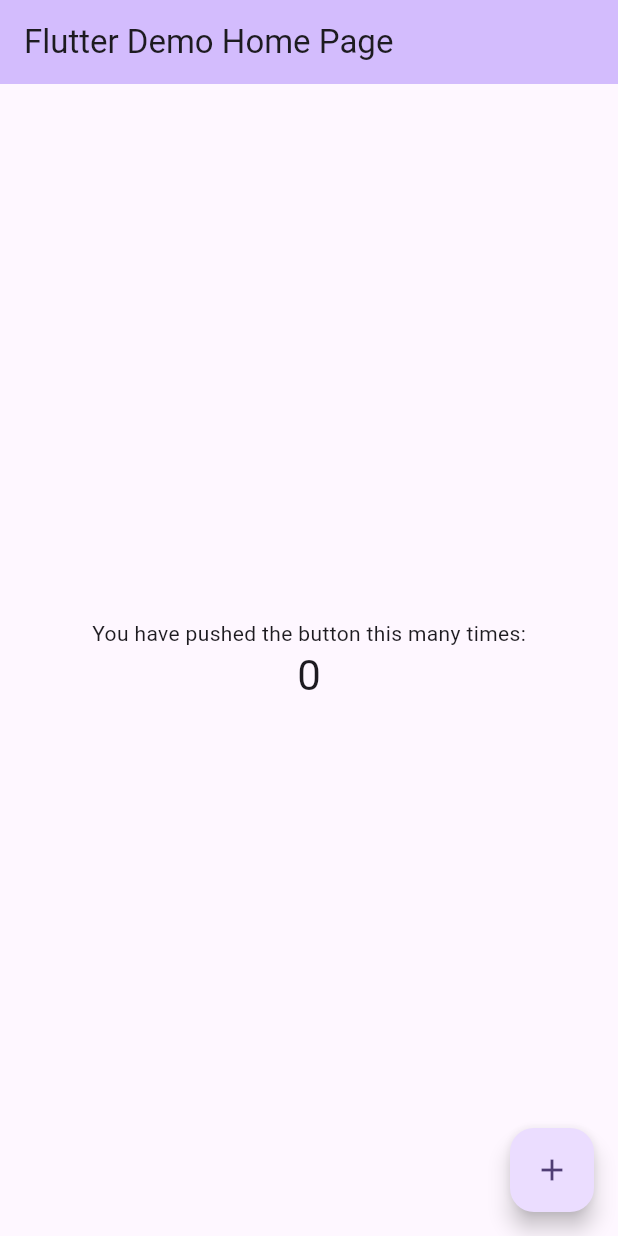
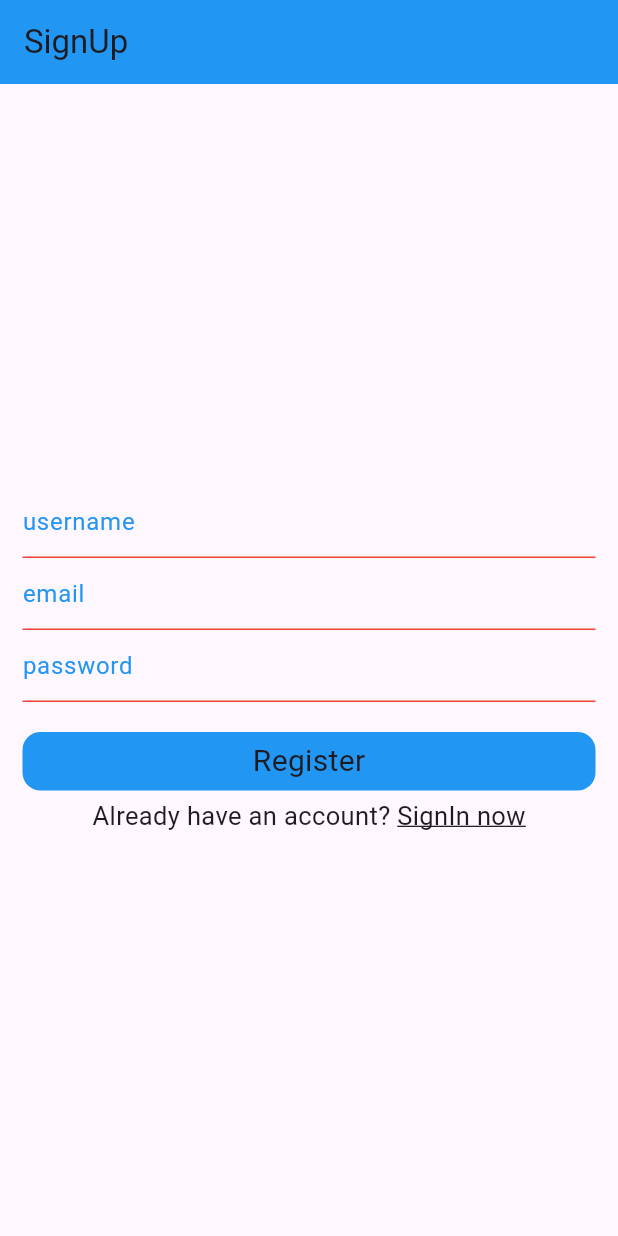
Before and after one commit to anurudha-singh/chat_app, a Flutter app: the screen it shows after launch, on a phone screen of 412 x 824 dp. Run offline on Flutter 3.47's test engine with Material 3 defaults, Android fonts, the phone set to English and light mode, and no system bars; our stand-ins replace firebase_auth, firebase_core; accounts and stored records are empty.

```diff
--- a/lib/main.dart
+++ b/lib/main.dart
@@ -1,6 +1,11 @@
+import 'package:chat_app/firebase_options.dart';
+import 'package:chat_app/screens/signup.dart';
+import 'package:firebase_core/firebase_core.dart';
 import 'package:flutter/material.dart';
 
-void main() {
+Future<void> main() async {
+  WidgetsFlutterBinding.ensureInitialized();
+  await Firebase.initializeApp(options: DefaultFirebaseOptions.currentPlatform);
   runApp(const MyApp());
 }
 
@@ -11,11 +16,13 @@ class MyApp extends StatelessWidget {
   Widget build(BuildContext context) {
     return MaterialApp(
       title: 'Flutter Demo',
+      debugShowCheckedModeBanner: false,
       theme: ThemeData(
+        // scaffoldBackgroundColor: Color(0xff1F1F1F),
         colorScheme: ColorScheme.fromSeed(seedColor: Colors.deepPurple),
         useMaterial3: true,
       ),
-      home: const MyHomePage(title: 'Flutter Demo Home Page'),
+      home: SignUP(),
     );
   }
 }
--- /dev/null
+++ b/lib/model/user.dart
@@ -0,0 +1,4 @@
+class MyUser {
+  String userID;
+  MyUser(this.userID);
+}
--- a/lib/screens/signup.dart
+++ b/lib/screens/signup.dart
@@ -0,0 +1,129 @@
+import 'package:chat_app/services/api_calls.dart';
+import 'package:chat_app/widgets/widgets.dart';
+import 'package:firebase_auth/firebase_auth.dart';
+import 'package:flutter/material.dart';
+
+class SignUP extends StatefulWidget {
+  const SignUP({super.key});
+
+  @override
+  State<SignUP> createState() => _SignUPState();
+}
+
+class _SignUPState extends State<SignUP> {
+  bool isLoading = false;
+  final _authMethod = ApiCalls();
+  final formKey = GlobalKey<FormState>();
+  final TextEditingController _userName = TextEditingController();
+  final TextEditingController _email = TextEditingController();
+  final TextEditingController _password = TextEditingController();
+  signMeUp() {
+    if (formKey.currentState!.validate()) {
+      setState(() {
+        isLoading = true;
+      });
+    }
+    _authMethod
+        .signInWithEmailandPassword(
+            _email.text.toString(), _password.text.toString())
+        .then((value) => print(value));
+  }
+
+  @override
+  void dispose() {
+    super.dispose();
+    _email.dispose();
+    _password.dispose();
+  }
+
+  @override
+  Widget build(BuildContext context) {
+    return SafeArea(
+      child: Scaffold(
+          appBar: AppBar(
+            title: const Text('SignUp'),
+            backgroundColor: Colors.blue,
+          ),
+          body: isLoading
+              ? Center(
+                  child: Container(child: CircularProgressIndicator.adaptive()))
+              : Container(
+                  padding: const EdgeInsets.symmetric(horizontal: 15),
+                  child: Column(
+                    mainAxisAlignment: MainAxisAlignment.center,
+                    children: [
+                      Form(
+                        key: formKey,
+                        child: Column(
+                          children: [
+                            TextFormField(
+                                validator: (value) {
+                                  return value!.isEmpty || value!.length < 4
+                                      ? 'Username is not acceptable'
+                                      : null;
+                                },
+                                controller: _userName,
+                                decoration:
+                                    textInputDecorationWidget('username')),
+                            TextFormField(
+                                validator: (value) {
+                                  return RegExp(
+                                              r"^[a-zA-Z0-9.a-zA-Z0-9.!#$%&'*+-/=?^_`{|}~]+@[a-zA-Z0-9]+\.[a-zA-Z]+")
+                                          .hasMatch(value!)
+                                      ? null
+                                      : "Email is not acceptable";
+                                },
+                                controller: _email,
+                                decoration: textInputDecorationWidget('email')),
+                            TextFormField(
+                                validator: (value) {
+                                  return value!.length > 6
+                                      ? null
+                                      : 'Password should contains 7 characters or more';
+                                },
+                                obscureText: true,
+                                controller: _password,
+                                decoration:
+                                    textInputDecorationWidget('password')),
+                          ],
+                        ),
+                      ),
+                      const SizedBox(height: 15),
+                      const SizedBox(height: 5),
+                      GestureDetector(
+                        onTap: () {
+                          signMeUp();
+                        },
+                        child: Container(
+                          padding: const EdgeInsets.all(5),
+                          alignment: Alignment.center,
+                          decoration: buttonStyling(),
+                          width: MediaQuery.of(context).size.width,
+                          child: const Text(
+                            'Register',
+                            style: TextStyle(fontSize: 20),
+                          ),
+                        ),
+                      ),
+                      const SizedBox(height: 5),
+                      const Row(
+                        mainAxisAlignment: MainAxisAlignment.center,
+                        children: [
+                          Text(
+                            'Already have an account? ',
+                            style: TextStyle(fontSize: 17),
+                          ),
+                          Text(
+                            'SignIn now',
+                            style: TextStyle(
+                                decoration: TextDecoration.underline,
+                                fontSize: 17),
+                          )
+                        ],
+                      )
+                    ],
+                  ),
+                )),
+    );
+  }
+}
--- /dev/null
+++ b/lib/services/api_calls.dart
@@ -0,0 +1,49 @@
+import 'package:chat_app/model/user.dart';
+import 'package:firebase_auth/firebase_auth.dart';
+
+class ApiCalls {
+  final FirebaseAuth _auth = FirebaseAuth.instance;
+  MyUser? _userfromFirebaseUser(var user) {
+    return user != null ? MyUser(user) : null;
+  }
+
+  Future signInWithEmailandPassword(String email, String password) async {
+    try {
+      final result = await _auth.signInWithEmailAndPassword(
+          email: email, password: password);
+
+      final firebaseUser = result.user;
+      print('firebase user is : ${firebaseUser}');
+      return _userfromFirebaseUser(firebaseUser);
+    } catch (e) {
+      print(e);
+    }
+  }
+
+  Future signUpWithEmailandPassword(String email, String password) async {
+    try {
+      final result = await _auth.createUserWithEmailAndPassword(
+          email: email, password: password);
+      final firebaseUser = result.user;
+      return _userfromFirebaseUser(firebaseUser);
+    } catch (e) {
+      print(e.toString());
+    }
+  }
+
+  Future resetPass(String email) async {
+    try {
+      return await _auth.sendPasswordResetEmail(email: email);
+    } catch (e) {
+      print(e.toString());
+    }
+  }
+
+  Future signOut() async {
+    try {
+      return _auth.signOut();
+    } catch (e) {
+      print(e.toString());
+    }
+  }
+}
--- /dev/null
+++ b/lib/widgets/widgets.dart
@@ -0,0 +1,18 @@
+import 'package:flutter/material.dart';
+
+InputDecoration textInputDecorationWidget(String hintText) {
+  return InputDecoration(
+      hintText: hintText,
+      hintStyle: const TextStyle(color: Colors.blue),
+      focusedBorder: const UnderlineInputBorder(
+          borderSide: BorderSide(color: Colors.green)),
+      enabledBorder: const UnderlineInputBorder(
+          borderSide: BorderSide(color: Colors.red)));
+}
+
+BoxDecoration buttonStyling() {
+  return BoxDecoration(
+    color: Colors.blue,
+    borderRadius: BorderRadius.circular(12.0),
+  );
+}
--- a/pubspec.yaml
+++ b/pubspec.yaml
@@ -35,6 +35,9 @@ dependencies:
   # The following adds the Cupertino Icons font to your application.
   # Use with the CupertinoIcons class for iOS style icons.
   cupertino_icons: ^1.0.2
+  firebase_auth: ^4.16.0
+  firebase_core: ^2.24.2
+  cloud_firestore: ^4.14.0
 
 dev_dependencies:
   flutter_test:
```
Also changed, not shown: lib/screens/signin.dart (+79 -0 lines), lib/firebase_options.dart (added), lib/screens/conersation_screen.dart (deleted), lib/screens/conversation_screen.dart (added), pubspec.lock, 8 other files.
